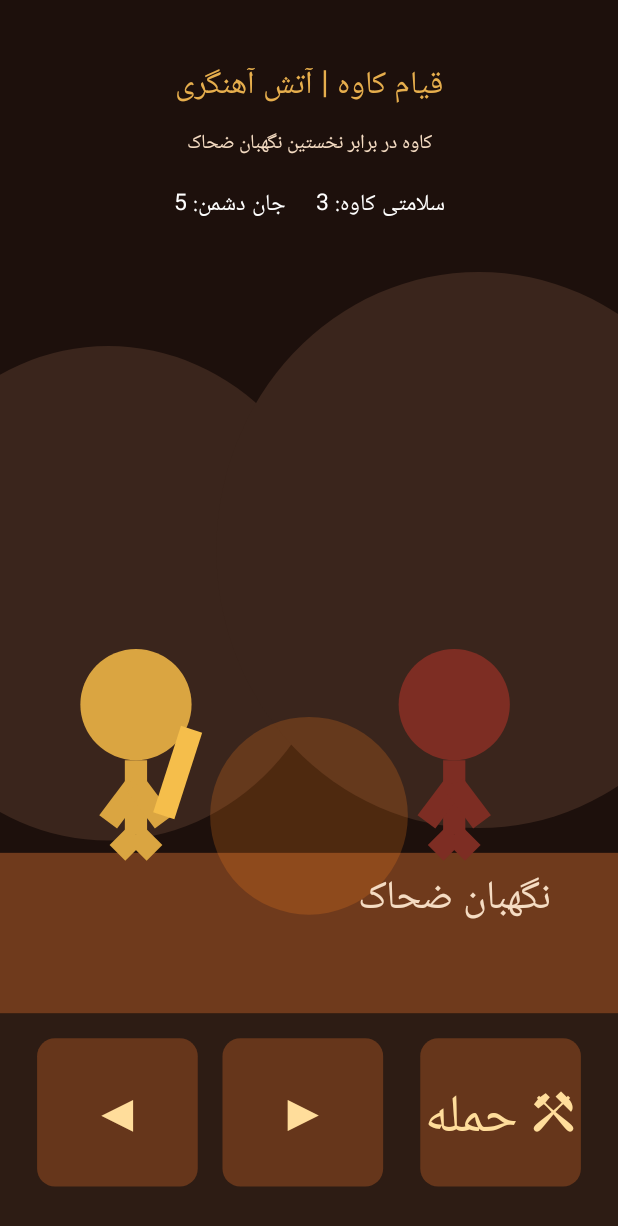
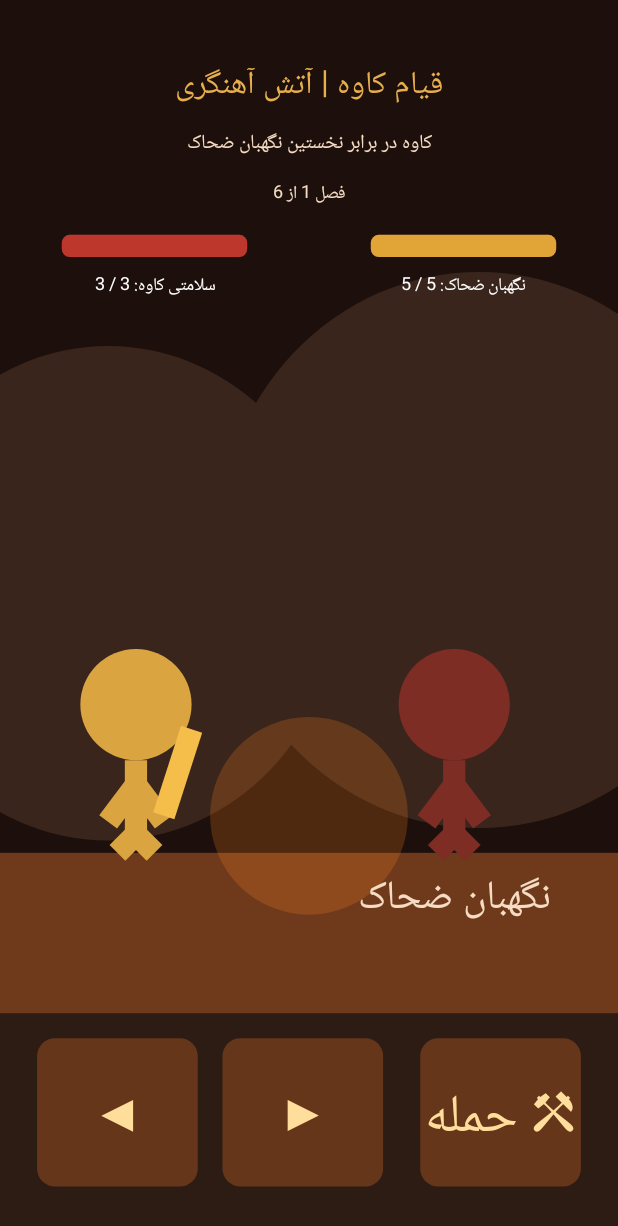
Before and after one commit to iman2pyman/Kaveh-Rising, an Android app: the screen it shows after launch (MainActivity), on a phone screen of 412 x 824 dp. Shown: the top 1226 px of the screen. Run offline under Robolectric (Android 15) with nearby library versions, the phone set to English and light mode, and no system bars.

Commit message:
Improve combat HUD with chapter progress and health bars

```diff
--- a/app/src/main/java/com/kavehrising/game/MainActivity.kt
+++ b/app/src/main/java/com/kavehrising/game/MainActivity.kt
@@ -88,20 +88,40 @@ private class KavehGameView(private val host: Activity) : View(host) {
 
     private fun drawHud(canvas: Canvas, w: Float, h: Float) {
         val chapter = ChapterData.chapters[chapterIndex]
+        paint.textAlign = Paint.Align.CENTER
         paint.color = Color.rgb(230, 174, 77)
         paint.textSize = min(w, h) * .052f
-        paint.textAlign = Paint.Align.CENTER
         canvas.drawText("قیام کاوه | " + chapter.titleFa, w / 2, h * .075f, paint)
+
         paint.color = Color.rgb(245, 220, 195)
         paint.textSize = min(w, h) * .032f
         canvas.drawText(chapter.subtitleFa, w / 2, h * .12f, paint)
+        paint.textSize = min(w, h) * .029f
+        canvas.drawText("فصل ${chapterIndex + 1} از ${ChapterData.chapters.size}", w / 2, h * .16f, paint)
+
+        // Compact health bars make combat status readable at a glance.
+        val barWidth = w * .30f
+        val barHeight = h * .018f
+        val left = w * .10f
+        val right = w * .60f
+        val top = h * .19f
+        paint.color = Color.rgb(65, 35, 27)
+        canvas.drawRoundRect(RectF(left, top, left + barWidth, top + barHeight), 8f, 8f, paint)
+        canvas.drawRoundRect(RectF(right, top, right + barWidth, top + barHeight), 8f, 8f, paint)
+        paint.color = Color.rgb(190, 55, 45)
+        canvas.drawRoundRect(RectF(left, top, left + barWidth * (health / 3f).coerceIn(0f, 1f), top + barHeight), 8f, 8f, paint)
+        paint.color = Color.rgb(225, 165, 55)
+        val enemyMax = chapter.enemyHealth.toFloat()
+        canvas.drawRoundRect(RectF(right, top, right + barWidth * (enemyHealth / enemyMax).coerceIn(0f, 1f), top + barHeight), 8f, 8f, paint)
+
         paint.color = Color.WHITE
-        paint.textSize = min(w, h) * .038f
-        canvas.drawText("سلامتی کاوه: $health     جان دشمن: $enemyHealth", w / 2, h * .17f, paint)
+        paint.textSize = min(w, h) * .029f
+        canvas.drawText("سلامتی کاوه: $health / 3", left + barWidth / 2, top + h * .045f, paint)
+        canvas.drawText("${chapter.enemyNameFa}: $enemyHealth / ${chapter.enemyHealth}", right + barWidth / 2, top + h * .045f, paint)
         if (System.currentTimeMillis() < messageUntil) {
             paint.color = Color.rgb(255, 210, 120)
             paint.textSize = min(w, h) * .033f
-            canvas.drawText(message, w / 2, h * .23f, paint)
+            canvas.drawText(message, w / 2, h * .29f, paint)
         }
     }
 
```
